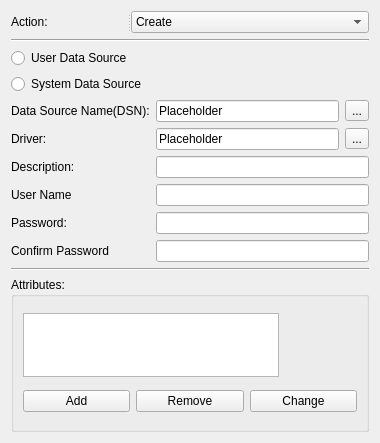
The window that src/apps/mvvm-folders/datasource/datasourcewidget.ui (august-alt/policy-preferences-editor-prototype) describes before a commit, drawn with Qt 5.
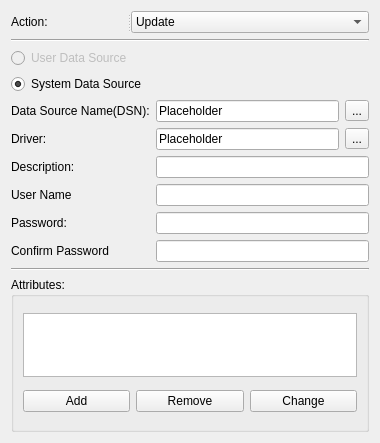
The same window after the commit.

Commit message: feat: add tests for data source widget

Diff of the .ui file:
```diff
--- a/src/apps/mvvm-folders/datasource/datasourcewidget.ui
+++ b/src/apps/mvvm-folders/datasource/datasourcewidget.ui
@@ -29,7 +29,10 @@
      </widget>
      <widget class="QComboBox" name="actionComboBox">
       <property name="currentText">
-       <string>Create</string>
+       <string>Update</string>
+      </property>
+      <property name="currentIndex">
+       <number>2</number>
       </property>
       <item>
        <property name="text">
@@ -63,6 +66,9 @@
    </item>
    <item row="2" column="0">
     <widget class="QRadioButton" name="userDataSourceRadioButton">
+     <property name="enabled">
+      <bool>false</bool>
+     </property>
      <property name="text">
       <string>User Data Source</string>
      </property>
@@ -73,6 +79,9 @@
      <property name="text">
       <string>System Data Source</string>
      </property>
+     <property name="checked">
+      <bool>true</bool>
+     </property>
     </widget>
    </item>
    <item row="4" column="0">
@@ -262,7 +271,7 @@
          <bool>true</bool>
         </property>
         <property name="sizePolicy">
-         <sizepolicy hsizetype="Maximum" vsizetype="Expanding">
+         <sizepolicy hsizetype="Expanding" vsizetype="Expanding">
           <horstretch>0</horstretch>
           <verstretch>0</verstretch>
          </sizepolicy>
```
The commit also changes 2 other files.
